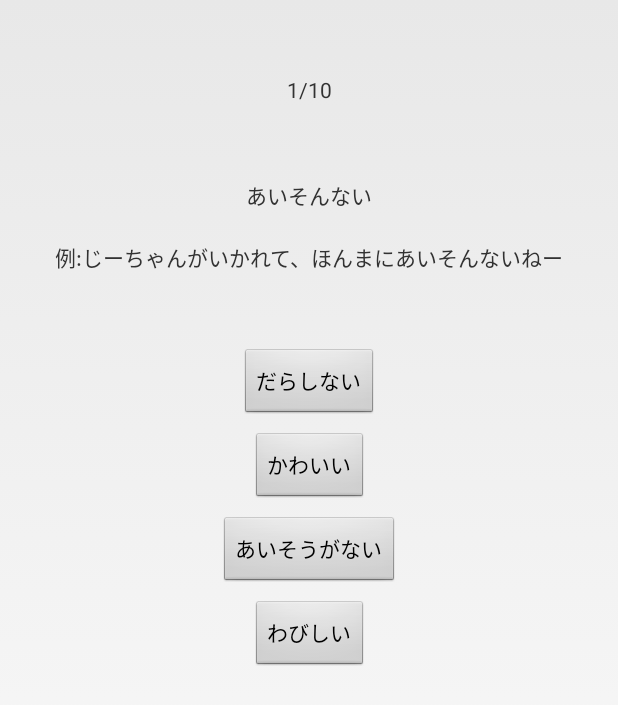
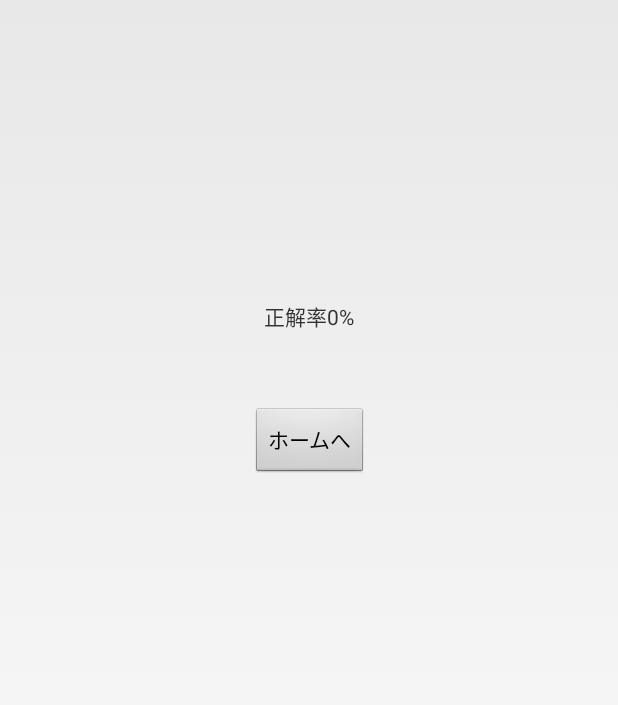
Before and after one commit to mori-mori/ToyamabenQuizuDroidVer, an Android app: the QuestionActivity screen opened directly, with no data from a screen before it, after a tap on "あいそうがない", on a phone screen of 412 x 824 dp. Shown: the top 705 px of the screen. Run offline under Robolectric (Android 15) with nearby library versions, the phone set to English and light mode, and no system bars; 10 statements that could not run were skipped.

Commit message:
結果画面に正解率表示機能追加

```diff
--- a/app/src/main/java/com/morimori/toyamabenquizu/MainActivity.java
+++ b/app/src/main/java/com/morimori/toyamabenquizu/MainActivity.java
@@ -27,9 +27,11 @@ public class MainActivity extends Activity implements View.OnClickListener
 		// 問題文のセット
 		QuestionDat questionData = QuestionDataManager.sharedInstance.nextQuestion();
 
-
 		Intent intent = new Intent(MainActivity.this, QuestionActivity.class);
 		intent.putExtra("Question", questionData);
 		startActivity(intent);
+
+//		Intent intent = new Intent(MainActivity.this, ResultActivity.class);
+//		startActivity(intent);
 	}
 }
--- a/app/src/main/java/com/morimori/toyamabenquizu/QuestionActivity.java
+++ b/app/src/main/java/com/morimori/toyamabenquizu/QuestionActivity.java
@@ -6,8 +6,6 @@ import android.view.View;
 import android.widget.Button;
 import android.widget.TextView;
 import android.content.Intent;
-
-import org.w3c.dom.Text;
 
 public class QuestionActivity extends Activity implements View.OnClickListener
 {
@@ -78,23 +76,36 @@ public class QuestionActivity extends Activity implements View.OnClickListener
 			case R.id.answer1Button:
 				questionData.userChoiceAnswerNumber = 1;
 
+				QuestionDataManager.sharedInstance.questionDataArray.remove(questionData.questionNo - 1);
+				QuestionDataManager.sharedInstance.questionDataArray.add(questionData);
+
+				goNextQuestionWithAnimation();
 				break;
 
 			case R.id.answer2Button:
 				questionData.userChoiceAnswerNumber = 2;
-				// ○○○
-				// ...
+
+				QuestionDataManager.sharedInstance.questionDataArray.remove(questionData.questionNo - 1);
+				QuestionDataManager.sharedInstance.questionDataArray.add(questionData);
+
+				goNextQuestionWithAnimation();
 				break;
 
 			case R.id.answer3Button:
 				questionData.userChoiceAnswerNumber = 3;
-				// ...
-				// ○○○
+
+				QuestionDataManager.sharedInstance.questionDataArray.remove(questionData.questionNo - 1);
+				QuestionDataManager.sharedInstance.questionDataArray.add(questionData);
+
+				goNextQuestionWithAnimation();
 				break;
 			case R.id.answer4Button:
 				questionData.userChoiceAnswerNumber = 4;
-				// ...
-				// ○○○
+
+				QuestionDataManager.sharedInstance.questionDataArray.remove(questionData.questionNo - 1);
+				QuestionDataManager.sharedInstance.questionDataArray.add(questionData);
+
+				goNextQuestionWithAnimation();
 				break;
 		}
 	}
@@ -103,29 +114,38 @@ public class QuestionActivity extends Activity implements View.OnClickListener
 	{
 		if (questionData.isCorrect())
 		{
-
+			goNextQuestionWithCorrectAnimation();
 		}
 		else
 		{
-
+			goNextQuestionWithIncorrectAnimation();
 		}
 	}
 
 	private void goNextQuestionWithCorrectAnimation()
 	{
+		goNextQuestion();
+	}
 
+
+	private void goNextQuestionWithIncorrectAnimation()
+	{
+		goNextQuestion();
 	}
 
 	private void goNextQuestion()
 	{
-
-		if (QuestionDataManager.sharedInstance.nextQuestion() != null)
+		QuestionDat nextQuestion = QuestionDataManager.sharedInstance.nextQuestion();
+		if (nextQuestion != null)
 		{
-
+			Intent intent = new Intent(QuestionActivity.this, QuestionActivity.class);
+			intent.putExtra("Question", nextQuestion);
+			startActivity(intent);
 		}
 		else
 		{
-
+			Intent intent = new Intent(QuestionActivity.this, ResultActivity.class);
+			startActivity(intent);
 		}
 	}
 }
--- a/app/src/main/java/com/morimori/toyamabenquizu/QuestionDataManager.java
+++ b/app/src/main/java/com/morimori/toyamabenquizu/QuestionDataManager.java
@@ -32,13 +32,13 @@ import java.io.Serializable;
 	// 選択肢4
 	String answer4;
 	// 正解の番号
-	Integer correctAnswerNumber;
+	int correctAnswerNumber;
 
 	// ユーザが選択した選択肢の番号
-	Integer userChoiceAnswerNumber;
+	int userChoiceAnswerNumber;
 
 	// 問題の番号
-	Integer questionNo = 0;
+	int questionNo = 0;
 
 	// クラスが生成された時の処理
 	public QuestionDat(String[] questionSourceDataArray)
--- a/app/src/main/java/com/morimori/toyamabenquizu/ResultActivity.java
+++ b/app/src/main/java/com/morimori/toyamabenquizu/ResultActivity.java
@@ -1,15 +1,41 @@
 package com.morimori.toyamabenquizu;
 
-import android.support.v7.app.AppCompatActivity;
+import android.content.Intent;
 import android.os.Bundle;
+import android.view.View;
+import android.widget.TextView;
+import android.app.Activity;
 
-public class ResultActivity extends AppCompatActivity
+public class ResultActivity extends Activity implements View.OnClickListener
 {
-
 	@Override
 	protected void onCreate(Bundle savedInstanceState)
 	{
 		super.onCreate(savedInstanceState);
 		setContentView(R.layout.activity_result);
+
+
+		int questionCount = 10;
+
+		int correctCount = 0;
+
+		for (QuestionDat questionData : QuestionDataManager.sharedInstance.questionDataArray)
+		{
+			if (questionData.isCorrect())
+			{
+				correctCount += 1;
+			}
+		}
+
+		float correctPercent = ((float)correctCount / (float)questionCount * 100);
+
+		((TextView)findViewById(R.id.correctPercentLabel)).setText(String.format("正解率%.0f%%",correctPercent));
+	}
+
+	@Override
+	public void onClick(View v)
+	{
+		Intent intent = new Intent(ResultActivity.this, MainActivity.class);
+		startActivity(intent);
 	}
 }
--- a/app/src/main/res/layout/activity_result.xml
+++ b/app/src/main/res/layout/activity_result.xml
@@ -7,4 +7,27 @@
     android:layout_height="match_parent"
     tools:context="com.morimori.toyamabenquizu.ResultActivity">
 
+    <TextView
+        android:id="@+id/correctPercentLabel"
+        android:layout_width="wrap_content"
+        android:layout_height="wrap_content"
+        android:text="正解率は100%"
+        app:layout_constraintTop_toTopOf="parent"
+        android:layout_marginTop="200dp"
+        android:layout_marginLeft="8dp"
+        app:layout_constraintLeft_toLeftOf="parent"
+        android:layout_marginRight="8dp"
+        app:layout_constraintRight_toRightOf="parent"/>
+
+    <Button
+        android:id="@+id/button"
+        android:layout_width="wrap_content"
+        android:layout_height="wrap_content"
+        android:layout_marginLeft="8dp"
+        android:layout_marginRight="8dp"
+        android:layout_marginTop="50dp"
+        android:text="ホームへ"
+        app:layout_constraintLeft_toLeftOf="parent"
+        app:layout_constraintRight_toRightOf="parent"
+        app:layout_constraintTop_toBottomOf="@+id/correctPercentLabel"/>
 </android.support.constraint.ConstraintLayout>
```
Also changed, not shown: app/src/main/assets/toyamaben.csv (+0 -78 lines), 26 other files.
